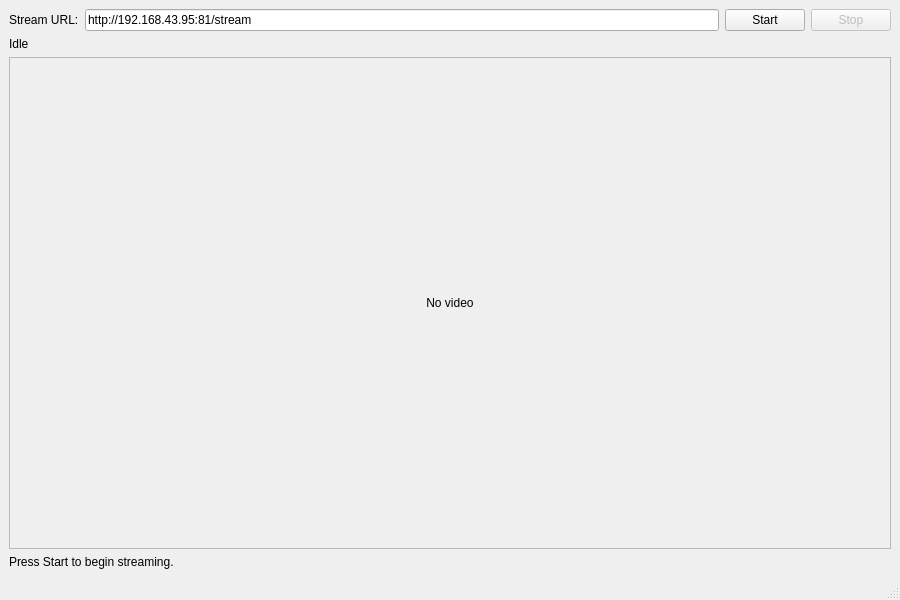
Qt form mainwindow.ui (issaccheng2008/video_stream) before a commit.
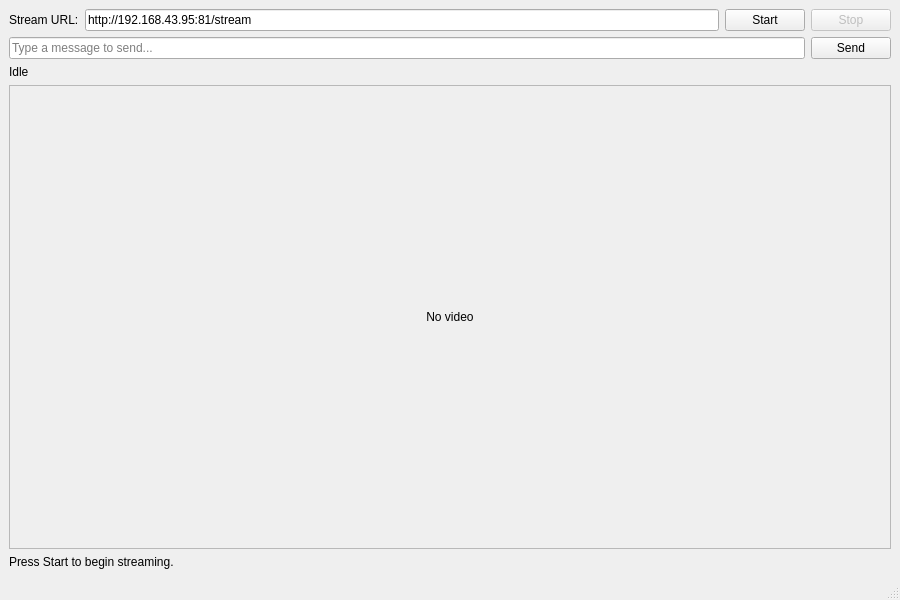
The same form after that commit.

Commit message: Add message sending support

Patch:
```diff
--- a/mainwindow.ui
+++ b/mainwindow.ui
@@ -14,7 +14,7 @@
    <string>ESP32 Camera Stream</string>
   </property>
   <widget class="QWidget" name="centralwidget">
-   <layout class="QVBoxLayout" name="verticalLayout" stretch="0,0,1,0">
+   <layout class="QVBoxLayout" name="verticalLayout" stretch="0,0,0,1,0">
     <item>
      <layout class="QHBoxLayout" name="urlLayout">
       <item>
@@ -45,6 +45,24 @@
         </property>
         <property name="text">
          <string>Stop</string>
+        </property>
+      </widget>
+     </item>
+    </layout>
+    </item>
+    <item>
+     <layout class="QHBoxLayout" name="messageLayout">
+      <item>
+       <widget class="QLineEdit" name="messageLineEdit">
+        <property name="placeholderText">
+         <string>Type a message to send...</string>
+        </property>
+       </widget>
+      </item>
+      <item>
+       <widget class="QPushButton" name="sendButton">
+        <property name="text">
+         <string>Send</string>
         </property>
        </widget>
       </item>
```
The commit also changes 3 other files.
